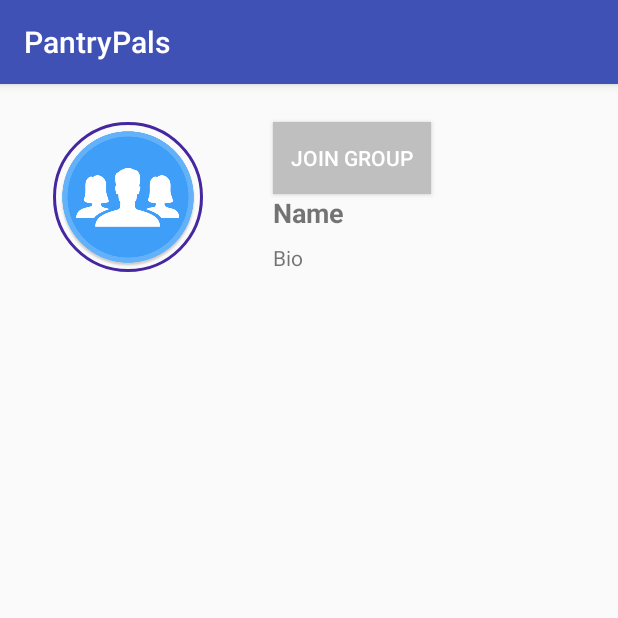
After one commit to tribby5/PantryPals, an Android app: the fragment GroupFragment shown on its own in the app's theme, on a phone screen of 412 x 824 dp, the top half of it. The commit adds this screen. Run offline under Robolectric (Android 15) with nearby library versions, the phone set to English and light mode, and no system bars; our stand-ins replace CircleImageView, Firebase (no records; nobody signed in at launch, a user with empty details on screens opened directly); 4 statements that could not run were skipped.

Commit message:
Group pages

```diff
--- a/app/build.gradle
+++ b/app/build.gradle
@@ -65,4 +65,7 @@ dependencies {
 dependencies {
     implementation 'com.android.support.constraint:constraint-layout:+'
 }
+dependencies {
+    implementation 'com.android.support:support-v4:26.+'
+}
 apply plugin: 'com.google.gms.google-services'
--- /dev/null
+++ b/app/src/main/java/pantrypals/groups/GroupFragment.java
@@ -0,0 +1,117 @@
+package pantrypals.groups;
+
+
+import android.os.Bundle;
+import android.support.design.widget.TabLayout;
+import android.support.v4.app.Fragment;
+import android.support.v4.view.ViewPager;
+import android.view.LayoutInflater;
+import android.view.View;
+import android.view.ViewGroup;
+import android.widget.Button;
+import android.widget.TextView;
+
+import com.android.databaes.pantrypals.R;
+import com.google.firebase.auth.FirebaseAuth;
+import com.google.firebase.database.DataSnapshot;
+import com.google.firebase.database.DatabaseError;
+import com.google.firebase.database.DatabaseReference;
+import com.google.firebase.database.FirebaseDatabase;
+import com.google.firebase.database.ValueEventListener;
+
+import java.util.Map;
+
+import pantrypals.models.Group;
+import pantrypals.profile.ProfileFragment;
+import pantrypals.profile.ProfileInfoFragment;
+import pantrypals.profile.ProfilePostsFragment;
+import pantrypals.profile.ViewPagerAdapter;
+
+/**
+ * A simple {@link Fragment} subclass.
+ */
+public class GroupFragment extends Fragment {
+
+    private static final String TAG = "GroupFragment";
+
+    private static final String ARG_ID = "ID";
+    private DatabaseReference mDatabase = FirebaseDatabase.getInstance().getReference();
+
+    private String id;
+
+    public GroupFragment() {
+        // Required empty public constructor
+    }
+
+    public static GroupFragment newFragment(String gid) {
+        GroupFragment fragment = new GroupFragment();
+
+        Bundle args = new Bundle();
+        args.putString(ARG_ID, gid);
+        fragment.setArguments(args);
+
+        return fragment;
+    }
+
+    @Override
+    public void onCreate(Bundle savedInstanceState) {
+        super.onCreate(savedInstanceState);
+        if(getArguments() != null) {
+            id = getArguments().getString(ARG_ID);
+        }
+    }
+
+    @Override
+    public View onCreateView(LayoutInflater inflater, ViewGroup container,
+                             Bundle savedInstanceState) {
+        // Inflate the layout for this fragment
+        final View view = inflater.inflate(R.layout.fragment_group, container, false);
+
+        mDatabase.child("/groups/" + id).addValueEventListener(new ValueEventListener() {
+            @Override
+            public void onDataChange(DataSnapshot dataSnapshot) {
+                final Group group = dataSnapshot.getValue(Group.class);
+                final Map<String, Boolean> members = group.getMembers();
+
+                TextView nameTV = view.findViewById(R.id.group_name);
+                TextView membersTV = view.findViewById(R.id.group_members);
+                Button joinBtn = view.findViewById(R.id.group_join_btn);
+
+                nameTV.setText(group.getName());
+                membersTV.setText(members.size() + " members");
+
+                final String myID = FirebaseAuth.getInstance().getCurrentUser().getUid();
+
+                final boolean inGroup = members.containsKey(myID);
+
+                if(inGroup) {
+                    joinBtn.setBackgroundColor(getResources().getColor(R.color.colorPrimary));
+                } else {
+                    joinBtn.setBackgroundColor(getResources().getColor(R.color.colorHint));
+                }
+
+                joinBtn.setOnClickListener(new View.OnClickListener() {
+                    @Override
+                    public void onClick(View view) {
+                        if(inGroup) {
+                            members.remove(myID);
+                        } else {
+                            members.put(myID, true);
+                        }
+                        group.setMembers(members);
+                        mDatabase.child("/groups").child(id).setValue(group);
+                    }
+                });
+
+            }
+
+            @Override
+            public void onCancelled(DatabaseError databaseError) {
+
+            }
+        });
+
+        return view;
+    }
+
+}
--- a/app/src/main/java/pantrypals/notifications/NotificationsFragment.java
+++ b/app/src/main/java/pantrypals/notifications/NotificationsFragment.java
@@ -71,7 +71,7 @@ public class NotificationsFragment extends Fragment {
                                 notifs.add(notif);
                             }
                         }
-                        NotificationAdapter adapter = new NotificationAdapter(getActivity(), notifs);
+                        NotificationAdapter adapter = new NotificationAdapter(getActivity(), notifs, getActivity().getSupportFragmentManager());
                         lv.setAdapter(adapter);
 
                         if(notifs.size() == 0) {
--- /dev/null
+++ b/app/src/main/res/layout/fragment_group.xml
@@ -0,0 +1,61 @@
+<LinearLayout xmlns:android="http://schemas.android.com/apk/res/android"
+    xmlns:tools="http://schemas.android.com/tools"
+    xmlns:app="http://schemas.android.com/apk/res-auto"
+    android:layout_width="match_parent"
+    android:layout_height="match_parent"
+    tools:context="pantrypals.groups.GroupFragment">
+
+    <ScrollView
+        android:layout_width="match_parent"
+        android:layout_height="match_parent">
+
+        <RelativeLayout
+            android:layout_width="match_parent"
+            android:layout_height="wrap_content">
+
+            <de.hdodenhof.circleimageview.CircleImageView
+                android:id="@+id/group_img"
+                android:layout_height="100dp"
+                android:layout_width="100dp"
+                android:layout_alignParentStart="true"
+                android:layout_alignParentTop="true"
+                android:layout_marginStart="35dp"
+                android:layout_marginTop="25dp"
+                app:civ_border_color="@color/colorAccentAlt"
+                android:src="@drawable/group"
+                app:civ_border_width="2dp" />
+
+            <TextView
+                android:id="@+id/group_members"
+                android:layout_width="wrap_content"
+                android:layout_height="wrap_content"
+                android:layout_alignParentBottom="true"
+                android:layout_alignStart="@+id/group_name"
+                android:layout_marginBottom="15dp"
+                android:text="Bio" />
+
+            <TextView
+                android:id="@+id/group_name"
+                android:layout_width="wrap_content"
+                android:layout_height="wrap_content"
+                android:layout_below="@+id/group_join_btn"
+                android:layout_centerHorizontal="true"
+                android:text="Name"
+                android:textSize="18sp"
+                android:textStyle="bold" />
+
+            <Button
+                android:id="@+id/group_join_btn"
+                android:layout_width="wrap_content"
+                android:layout_height="wrap_content"
+                android:layout_alignStart="@+id/group_name"
+                android:layout_alignTop="@+id/group_img"
+                android:text="Join group"
+                android:textColor="@color/colorWhite" />
+
+        </RelativeLayout>
+
+
+    </ScrollView>
+
+</LinearLayout>
--- a/app/src/main/res/values/strings.xml
+++ b/app/src/main/res/values/strings.xml
@@ -90,4 +90,7 @@
     <string name="reg_bio">About yourself...</string>
     <string name="reg_preferences">Preferences...</string>
     <string name="reg_restrictions">Restrictions...</string>
+
+    <!-- TODO: Remove or change this placeholder text -->
+    <string name="hello_blank_fragment">Hello blank fragment</string>
 </resources>
```
Also changed, not shown: app/src/main/java/pantrypals/activities/HomeActivity.java (+26 -0 lines), app/src/main/java/pantrypals/discover/search/SearchResultAdapter.java (+23 -6 lines), app/src/main/java/pantrypals/discover/search/SearchResultFragment.java (+4 -4 lines), app/src/main/java/pantrypals/home/HomeFragment.java (+94 -94 lines), app/src/main/java/pantrypals/notifications/NotificationAdapter.java (+35 -3 lines), app/src/main/java/pantrypals/profile/ProfileFragment.java (+40 -62 lines), app/src/main/java/pantrypals/util/AuthUserInfo.java (added, +26 -0 lines), app/src/main/res/drawable/group.png (added).
